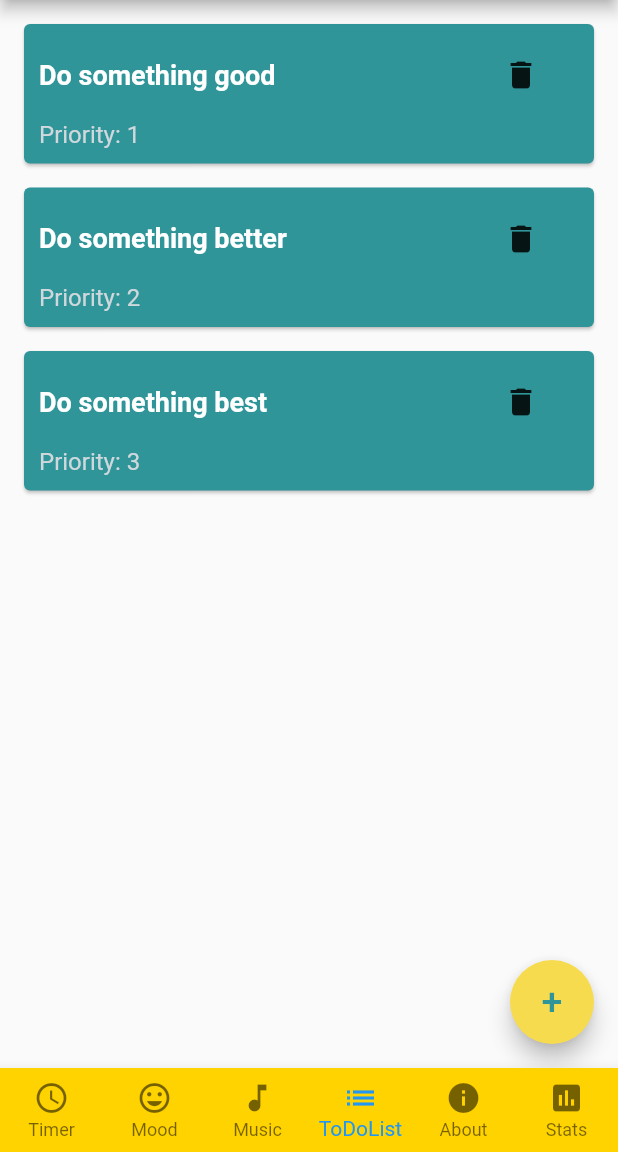
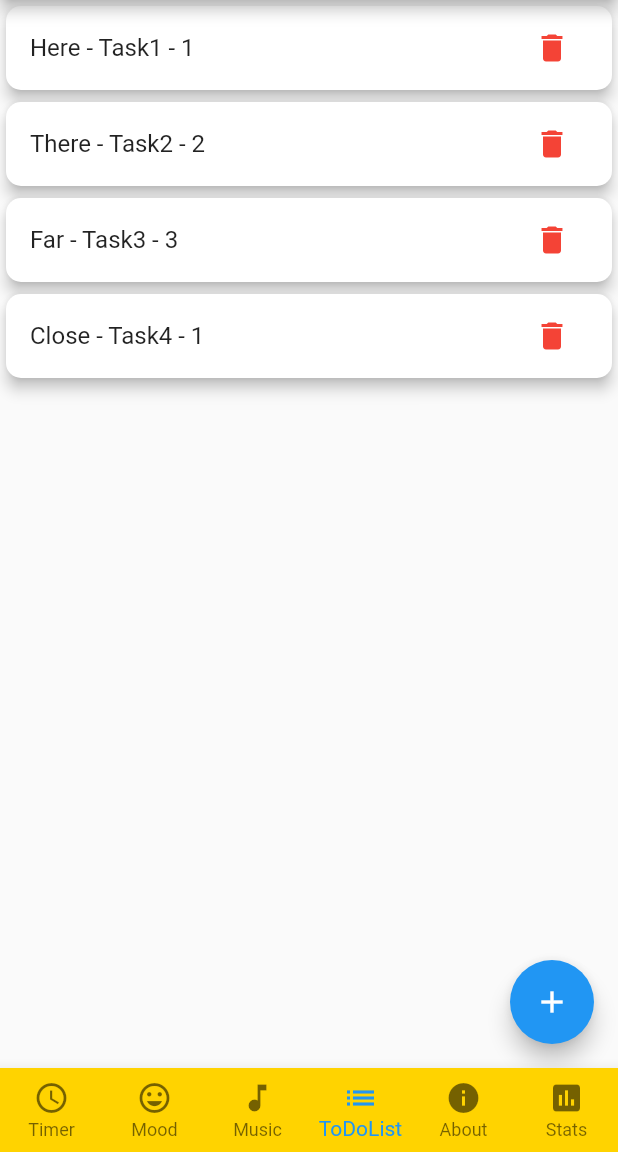
Before and after one commit to mateuszroganowicz/bproductive_flutter, a Flutter app: the screen it shows after launch, item 4 of the bottom bar chosen, on a phone screen of 412 x 824 dp, the part 84-1236 px from its top. Run offline on Flutter 3.47's test engine with Material 2 defaults, Android fonts, the phone set to English and light mode, and no system bars.

Commit message:
Todo List working, need to integrate with firebase

```diff
--- a/lib/Models/Todo.dart
+++ b/lib/Models/Todo.dart
@@ -1,9 +1,8 @@
 class Todo
 {
-  int id;
   String text;
   int priority;
   String localisation;
 
-  Todo({this.id, this.text, this.priority, this.localisation});
+  Todo({this.text, this.priority, this.localisation});
 }
--- a/lib/ViewModels/ToDoList.dart
+++ b/lib/ViewModels/ToDoList.dart
@@ -1,5 +1,4 @@
 import 'package:bproductiveflutter/Models/Todo.dart';
-import 'package:bproductiveflutter/Views/TodoCard.dart';
 import 'package:flutter/material.dart';
 
 import '../main.dart';
@@ -12,31 +11,100 @@ class ToDoListPage extends StatefulWidget
 
 class _ToDoListPageState extends State<ToDoListPage>
 {
-  List<Todo> todos =
-  [
-    Todo(id: 1, text: "Do something good", priority: 1, localisation: "Here"),
-    Todo(id: 2, text: "Do something better", priority: 2, localisation: "There"),
-    Todo(id: 3, text: "Do something best", priority: 3, localisation: "Far"),
-  ];
+  List<Todo> todos = List();
+  String description = "";
+  String localisation = "";
+  int priority = 1;
+
+  @override
+  void initState()
+  {
+    super.initState();
+
+    Todo todo1 = new Todo(text: 'Task1', priority: 1, localisation: 'Here');
+    Todo todo2 = new Todo(text: 'Task2', priority: 2, localisation: 'There');
+    Todo todo3 = new Todo(text: 'Task3', priority: 3, localisation: 'Far');
+    Todo todo4 = new Todo(text: 'Task4', priority: 1, localisation: 'Close');
+
+    todos.add(todo1);
+    todos.add(todo2);
+    todos.add(todo3);
+    todos.add(todo4);
+  }
 
   @override
   Widget build(BuildContext context) {
     return Scaffold(
-      body: Column(
-        children: todos.map((task) => TodoCard(
-            todo: task,
-            delete: () { setState(() {todos.remove(task);});}
-        )).toList(),
+      body: ListView.builder(
+          itemCount: todos.length,
+          itemBuilder: (BuildContext context, int index) {
+            return Dismissible(
+              onDismissed: (direction) {
+                setState(() {
+                  todos.removeAt(index);
+                });
+              },
+              key: Key(todos[index].text),
+              child: Card(
+                elevation: 4,
+                shape: RoundedRectangleBorder(borderRadius:  BorderRadius.circular(10)),
+              child: ListTile(
+                title: Text('${todos[index].localisation} - ${todos[index].text} - ${todos[index].priority}'),
+                trailing: IconButton(
+                  icon: Icon(Icons.delete, color: Colors.red,),
+                  onPressed: () {
+                    setState(() {
+                      todos.removeAt(index);
+                    });
+                  },
+                ),
+              ),),
+          );
+      }),
+      floatingActionButton: FloatingActionButton(
+        onPressed: () {
+          showDialog(context: context, builder:
+          (BuildContext context){
+            return AlertDialog(
+              content: Container(
+                height: 300,
+                child: Column(
+                  children: <Widget>[
+                    TextField(
+                      decoration: InputDecoration(labelText: 'Task: '),
+                      onChanged: (String desc){
+                        description = desc;
+                      },
+                    ),
+                    TextField(
+                      decoration: InputDecoration(labelText: 'Location: '),
+                      onChanged: (String loc){
+                        localisation = loc;
+                      },
+                    ),
+                    TextField(
+                      decoration: InputDecoration(labelText: 'Priority: '),
+                      onChanged: (String prior){
+                        priority = int.parse(prior);
+                      },
+                    ),
+                  ],
+                ),
+              ),
+              actions: <Widget>[
+                FlatButton(
+                  onPressed: () {
+                    Todo temp = new Todo(text: description, priority: priority, localisation: localisation);
+                      setState( () {todos.add(temp);} );
+                      Navigator.of(context).pop();
+                  },
+                  child: Text('Add'),)
+              ],
+            );
+          });
+        },
+        child: Icon(Icons.add),
       ),
-
-      floatingActionButton: FloatingActionButton(
-        onPressed: () {},
-        child: Text(
-            "+",
-            style: TextStyle(color: MyApp.secondary_color, fontSize: 25),
-          ),
-        backgroundColor: MyApp.main_color,
-        ),
     );
   }
 }
--- a/lib/Views/TodoCard.dart
+++ /dev/null
@@ -1,60 +0,0 @@
-import 'package:bproductiveflutter/Models/Todo.dart';
-import 'package:bproductiveflutter/main.dart';
-import 'package:flutter/cupertino.dart';
-import 'package:flutter/material.dart';
-
-class TodoCard extends StatelessWidget
-{
-  final Todo todo;
-  final Function delete;
-
-  TodoCard({this.todo, this.delete});  // Constructor of TodoCard
-
-  @override
-  Widget build(BuildContext context) {
-
-    return Card(
-      color: MyApp.secondary_color,
-      margin: EdgeInsets.fromLTRB(16, 16, 16, 0),
-      child: Padding(
-        padding: const EdgeInsets.all(10),
-        child: Column(
-          crossAxisAlignment: CrossAxisAlignment.stretch,
-          children: <Widget>[
-            Row(
-              children: <Widget>[
-                Expanded(
-                  flex: 9,
-                  child: Text(
-                    todo.text,
-                    style: TextStyle(
-                      fontSize: 18,
-                      fontWeight: FontWeight.bold,
-                      color: Colors.white,
-                    ),
-                  ),
-                ),
-                Expanded(
-                  flex: 2,
-                  child: FlatButton.icon(
-                    onPressed: delete,
-                    icon: Icon(Icons.delete),
-                    label: Text(""),
-                  ),
-                )
-              ],
-            ),
-            SizedBox(height: 6),
-            Text(
-              'Priority: ${todo.priority}',
-              style: TextStyle(
-                fontSize: 16,
-                color: Colors.blueGrey[100],
-              ),
-            ),
-          ],
-        ),
-      ),
-    );
-  }
-}
--- a/lib/main.dart
+++ b/lib/main.dart
@@ -6,11 +6,14 @@ import 'ViewModels/Music.dart';
 import 'ViewModels/ToDoList.dart';
 import 'ViewModels/About.dart';
 import 'ViewModels/Stats.dart';
+
+
 void main() {
   runApp(MyApp());
 }
 
-class MyApp extends StatefulWidget {
+class MyApp extends StatefulWidget
+{
   static const main_color = Color(0xFFF7DB4F);
   static const main_color_2 = Color(0xFFFFD300);
   static const main_color_accent = Color(0xFFefc90b);
@@ -18,8 +21,10 @@ class MyApp extends StatefulWidget {
   static const secondary_color_2 = Color(0xFF2CB2B7);
   static const secondary_color_3 = Color(0xFF2FCED4);
   static const accent_color = Color(0xFFEC2049);
+
   @override
-  State<StatefulWidget> createState() {
+  State<StatefulWidget> createState()
+  {
     return HomePage();
   }
 }
@@ -45,6 +50,7 @@ class HomePage extends State<MyApp> {
   @override
   Widget build(BuildContext context) {
     return MaterialApp(
+      debugShowCheckedModeBanner: false,
       home: Scaffold(
         appBar: AppBar(
           title: Text("BProductive"),
```
Also changed, not shown: 1 other file.
